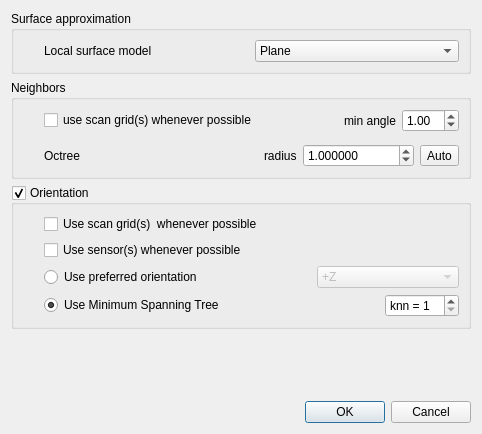
Old version of the form qCC/ui_templates/normalComputationDlg.ui in the repository CloudCompare/CloudCompare.
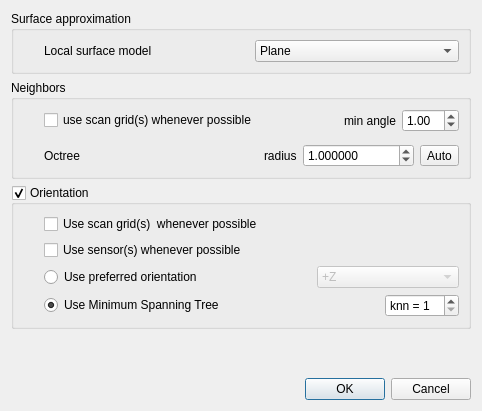
New version of the form.

Commit message: [qCC] Correct a tooltip

Patch:
```diff
--- a/qCC/ui_templates/normalComputationDlg.ui
+++ b/qCC/ui_templates/normalComputationDlg.ui
@@ -7,7 +7,7 @@
     <x>0</x>
     <y>0</y>
     <width>482</width>
-    <height>434</height>
+    <height>411</height>
    </rect>
   </property>
   <property name="windowTitle">
```
Left out of the diff: 2 changed lines with no effect on the pictures.
